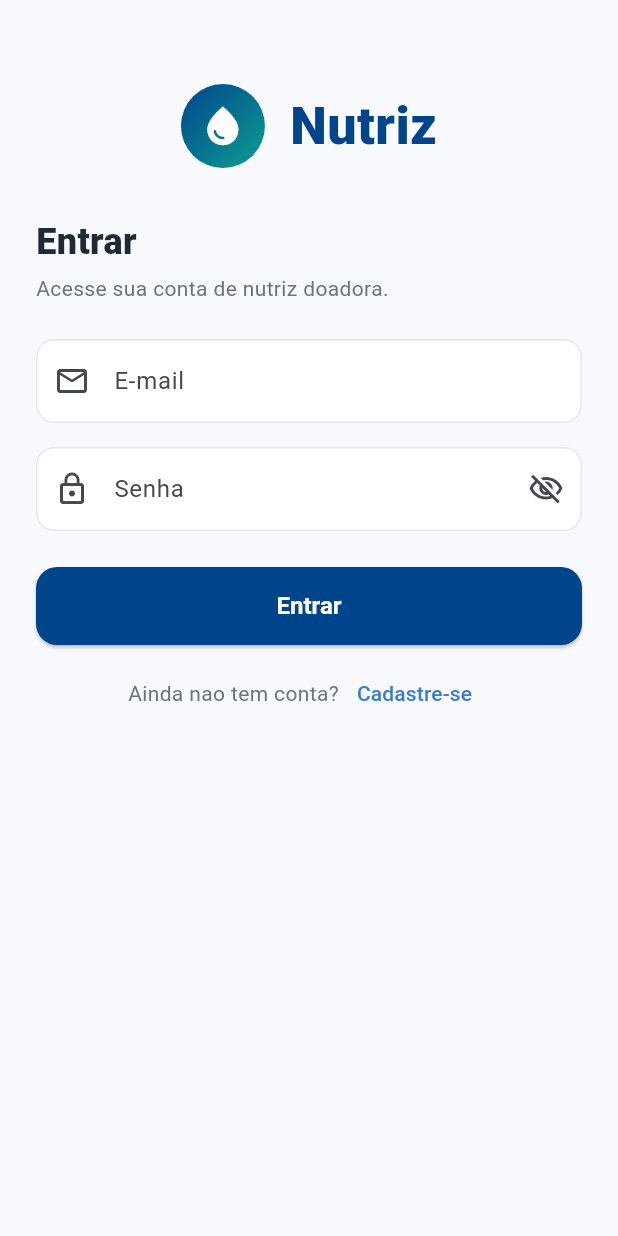
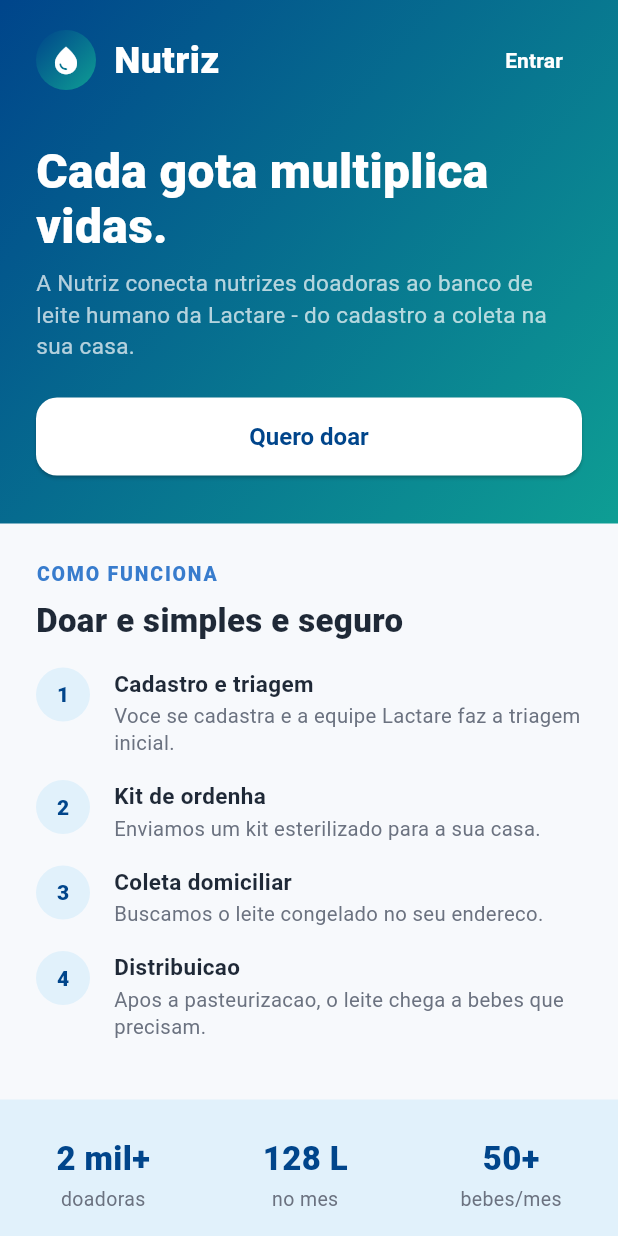
Before and after one commit to victoruizz/sprint-flutter-nutriz, a Flutter app: the screen it shows after launch, after a tap on "Comecar", on a phone screen of 412 x 824 dp. Run offline on Flutter 3.47's test engine with Material 3 defaults, Android fonts, the phone set to English and light mode, and no system bars.

Commit message:
feat: adiciona landing page publica e ajusta fluxo inicial

```diff
--- a/lib/app.dart
+++ b/lib/app.dart
@@ -3,6 +3,7 @@ import 'package:flutter/material.dart';
 import 'core/routes.dart';
 import 'core/theme/app_theme.dart';
 import 'screens/home/home_shell.dart';
+import 'screens/landing/landing_screen.dart';
 import 'screens/login/login_screen.dart';
 import 'screens/register/register_screen.dart';
 import 'screens/splash/splash_screen.dart';
@@ -20,6 +21,7 @@ class NutrizApp extends StatelessWidget {
       initialRoute: AppRoutes.splash,
       routes: {
         AppRoutes.splash: (_) => const SplashScreen(),
+        AppRoutes.landing: (_) => const LandingScreen(),
         AppRoutes.login: (_) => const LoginScreen(),
         AppRoutes.register: (_) => const RegisterScreen(),
         AppRoutes.home: (_) => const HomeShell(),
--- a/lib/core/routes.dart
+++ b/lib/core/routes.dart
@@ -4,6 +4,7 @@ class AppRoutes {
   AppRoutes._();
 
   static const String splash = '/';
+  static const String landing = '/landing';
   static const String login = '/login';
   static const String register = '/register';
   static const String home = '/home';
--- /dev/null
+++ b/lib/screens/landing/landing_screen.dart
@@ -0,0 +1,272 @@
+import 'package:flutter/material.dart';
+
+import '../../core/routes.dart';
+import '../../core/theme/app_colors.dart';
+import '../../core/theme/app_spacing.dart';
+import '../../widgets/nutriz_logo.dart';
+
+/// Landing page publica do produto: apresenta a proposta, como funciona e leva
+/// ao login/cadastro. Espelha a landing do web-nutriz.
+class LandingScreen extends StatelessWidget {
+  const LandingScreen({super.key});
+
+  @override
+  Widget build(BuildContext context) {
+    return Scaffold(
+      body: SingleChildScrollView(
+        child: Column(
+          crossAxisAlignment: CrossAxisAlignment.start,
+          children: [
+            _hero(context),
+            Padding(
+              padding: const EdgeInsets.all(AppSpacing.lg),
+              child: Column(
+                crossAxisAlignment: CrossAxisAlignment.start,
+                children: const [
+                  Text(
+                    'COMO FUNCIONA',
+                    style: TextStyle(
+                      color: AppColors.blue,
+                      fontWeight: FontWeight.w800,
+                      letterSpacing: 1.2,
+                      fontSize: 13,
+                    ),
+                  ),
+                  SizedBox(height: 6),
+                  Text(
+                    'Doar e simples e seguro',
+                    style: TextStyle(
+                      color: AppColors.ink,
+                      fontSize: 22,
+                      fontWeight: FontWeight.w800,
+                    ),
+                  ),
+                  SizedBox(height: AppSpacing.md),
+                  _Passo(
+                    numero: '1',
+                    titulo: 'Cadastro e triagem',
+                    texto: 'Voce se cadastra e a equipe Lactare faz a triagem inicial.',
+                  ),
+                  _Passo(
+                    numero: '2',
+                    titulo: 'Kit de ordenha',
+                    texto: 'Enviamos um kit esterilizado para a sua casa.',
+                  ),
+                  _Passo(
+                    numero: '3',
+                    titulo: 'Coleta domiciliar',
+                    texto: 'Buscamos o leite congelado no seu endereco.',
+                  ),
+                  _Passo(
+                    numero: '4',
+                    titulo: 'Distribuicao',
+                    texto: 'Apos a pasteurizacao, o leite chega a bebes que precisam.',
+                  ),
+                ],
+              ),
+            ),
+            Container(
+              width: double.infinity,
+              color: AppColors.blueSoft,
+              padding: const EdgeInsets.symmetric(vertical: AppSpacing.lg),
+              child: const Row(
+                mainAxisAlignment: MainAxisAlignment.spaceAround,
+                children: [
+                  _Stat(valor: '2 mil+', label: 'doadoras'),
+                  _Stat(valor: '128 L', label: 'no mes'),
+                  _Stat(valor: '50+', label: 'bebes/mes'),
+                ],
+              ),
+            ),
+            Padding(
+              padding: const EdgeInsets.all(AppSpacing.lg),
+              child: Column(
+                crossAxisAlignment: CrossAxisAlignment.stretch,
+                children: [
+                  const Center(
+                    child: Text(
+                      'Pronta para ajudar?',
+                      style: TextStyle(
+                        fontSize: 20,
+                        fontWeight: FontWeight.w800,
+                        color: AppColors.ink,
+                      ),
+                    ),
+                  ),
+                  const SizedBox(height: AppSpacing.md),
+                  ElevatedButton(
+                    onPressed: () =>
+                        Navigator.pushNamed(context, AppRoutes.register),
+                    child: const Text('Criar minha conta'),
+                  ),
+                  TextButton(
+                    onPressed: () =>
+                        Navigator.pushNamed(context, AppRoutes.login),
+                    child: const Text('Ja tenho conta'),
+                  ),
+                ],
+              ),
+            ),
+          ],
+        ),
+      ),
+    );
+  }
+
+  Widget _hero(BuildContext context) {
+    return Container(
+      width: double.infinity,
+      decoration: const BoxDecoration(gradient: AppColors.evaGradient),
+      child: SafeArea(
+        bottom: false,
+        child: Padding(
+          padding: const EdgeInsets.fromLTRB(
+            AppSpacing.lg,
+            AppSpacing.md,
+            AppSpacing.lg,
+            AppSpacing.xl,
+          ),
+          child: Column(
+            crossAxisAlignment: CrossAxisAlignment.start,
+            children: [
+              Row(
+                mainAxisAlignment: MainAxisAlignment.spaceBetween,
+                children: [
+                  const NutrizLogo(size: 40, light: true),
+                  TextButton(
+                    onPressed: () =>
+                        Navigator.pushNamed(context, AppRoutes.login),
+                    child: const Text(
+                      'Entrar',
+                      style: TextStyle(
+                        color: AppColors.white,
+                        fontWeight: FontWeight.w700,
+                      ),
+                    ),
+                  ),
+                ],
+              ),
+              const SizedBox(height: AppSpacing.xl),
+              const Text(
+                'Cada gota multiplica vidas.',
+                style: TextStyle(
+                  color: AppColors.white,
+                  fontSize: 32,
+                  fontWeight: FontWeight.w800,
+                  height: 1.15,
+                ),
+              ),
+              const SizedBox(height: AppSpacing.sm),
+              const Text(
+                'A Nutriz conecta nutrizes doadoras ao banco de leite humano da '
+                'Lactare - do cadastro a coleta na sua casa.',
+                style: TextStyle(color: Colors.white70, fontSize: 15, height: 1.4),
+              ),
+              const SizedBox(height: AppSpacing.lg),
+              ElevatedButton(
+                style: ElevatedButton.styleFrom(
+                  backgroundColor: AppColors.white,
+                  foregroundColor: AppColors.navy,
+                ),
+                onPressed: () =>
+                    Navigator.pushNamed(context, AppRoutes.register),
+                child: const Text('Quero doar'),
+              ),
+            ],
+          ),
+        ),
+      ),
+    );
+  }
+}
+
+class _Passo extends StatelessWidget {
+  final String numero;
+  final String titulo;
+  final String texto;
+
+  const _Passo({
+    required this.numero,
+    required this.titulo,
+    required this.texto,
+  });
+
+  @override
+  Widget build(BuildContext context) {
+    return Padding(
+      padding: const EdgeInsets.only(bottom: AppSpacing.md),
+      child: Row(
+        crossAxisAlignment: CrossAxisAlignment.start,
+        children: [
+          Container(
+            width: 36,
+            height: 36,
+            decoration: const BoxDecoration(
+              color: AppColors.blueSoft,
+              shape: BoxShape.circle,
+            ),
+            child: Center(
+              child: Text(
+                numero,
+                style: const TextStyle(
+                  color: AppColors.navy,
+                  fontWeight: FontWeight.w800,
+                ),
+              ),
+            ),
+          ),
+          const SizedBox(width: AppSpacing.md),
+          Expanded(
+            child: Column(
+              crossAxisAlignment: CrossAxisAlignment.start,
+              children: [
+                Text(
+                  titulo,
+                  style: const TextStyle(
+                    fontWeight: FontWeight.w700,
+                    fontSize: 15,
+                    color: AppColors.ink,
+                  ),
+                ),
+                const SizedBox(height: 2),
+                Text(
+                  texto,
+                  style: const TextStyle(
+                    color: AppColors.muted,
+                    fontSize: 13.5,
+                    height: 1.35,
+                  ),
+                ),
+              ],
+            ),
+          ),
+        ],
+      ),
+    );
+  }
+}
+
+class _Stat extends StatelessWidget {
+  final String valor;
+  final String label;
+
+  const _Stat({required this.valor, required this.label});
+
+  @override
+  Widget build(BuildContext context) {
+    return Column(
+      children: [
+        Text(
+          valor,
+          style: const TextStyle(
+            fontSize: 22,
+            fontWeight: FontWeight.w800,
+            color: AppColors.navy,
+          ),
+        ),
+        const SizedBox(height: 2),
+        Text(label, style: const TextStyle(color: AppColors.muted, fontSize: 13)),
+      ],
+    );
+  }
+}
--- a/lib/screens/splash/splash_screen.dart
+++ b/lib/screens/splash/splash_screen.dart
@@ -46,7 +46,7 @@ class SplashScreen extends StatelessWidget {
                     foregroundColor: AppColors.navy,
                   ),
                   onPressed: () =>
-                      Navigator.pushReplacementNamed(context, AppRoutes.login),
+                      Navigator.pushReplacementNamed(context, AppRoutes.landing),
                   child: const Text('Comecar'),
                 ),
                 const SizedBox(height: AppSpacing.md),
```
